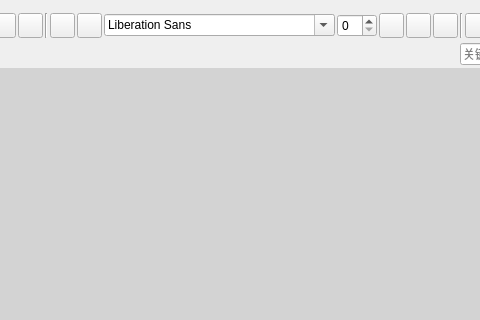
Above: gui/memoWidget.ui from WatsonJay/tomato_farm before the change; both pictures show x 326 to 806 and y 0 to 320 of the 977 by 541 pixel window. Below: the same form after it.
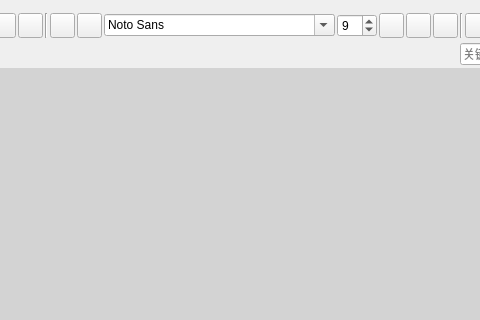
That is the form after the change. Icons and pictures are not drawn.

```diff
--- a/gui/memoWidget.ui
+++ b/gui/memoWidget.ui
@@ -662,6 +662,14 @@
               <family>Microsoft YaHei UI</family>
              </font>
             </property>
+            <property name="maxCount">
+             <number>2147483646</number>
+            </property>
+            <property name="currentFont">
+             <font>
+              <family>宋体</family>
+             </font>
+            </property>
            </widget>
           </item>
           <item>
@@ -675,6 +683,9 @@
             <property name="toolTip">
              <string>字体大小</string>
             </property>
+            <property name="value">
+             <number>9</number>
+            </property>
            </widget>
           </item>
           <item>
```
